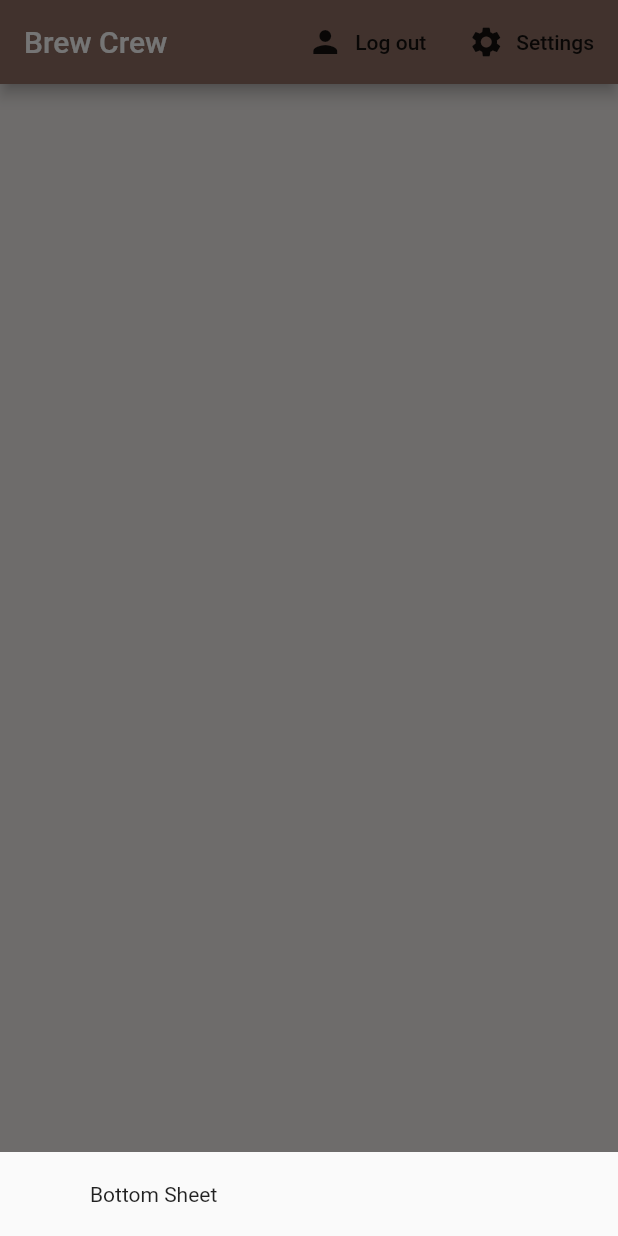
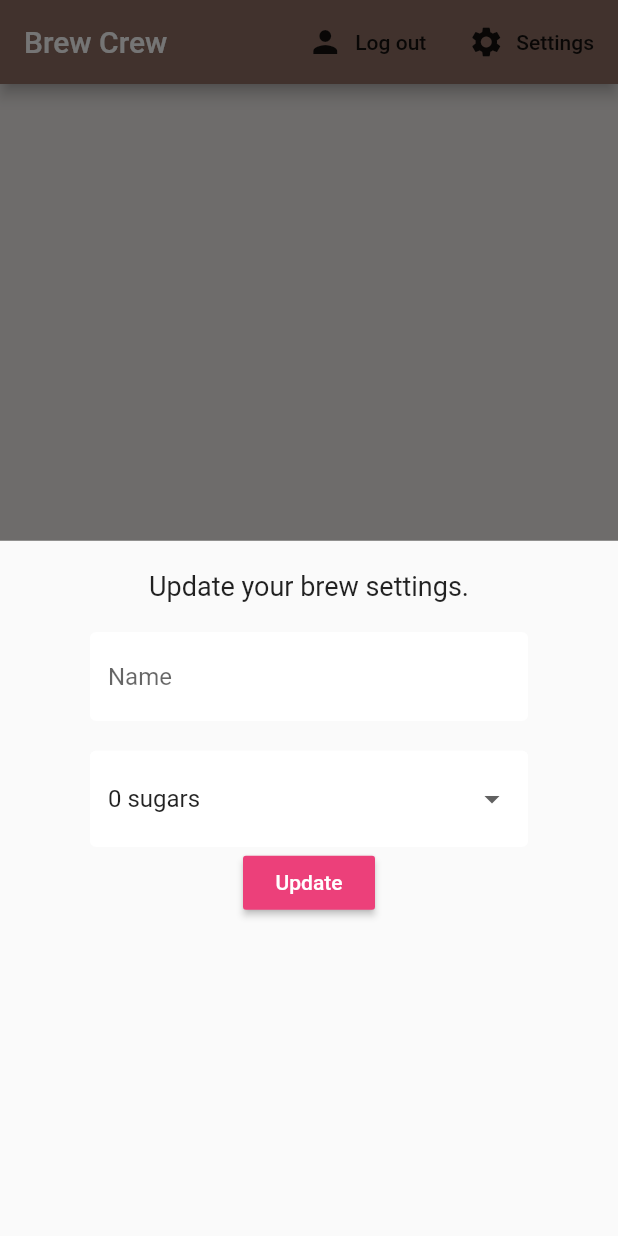
Before and after one commit to huzaifa1712/Flutter_BrewCrew, a Flutter app: the screen it shows once a user with an empty profile is signed in, after a tap on "Settings", on a phone screen of 412 x 824 dp. Run offline on Flutter 3.47's test engine with Material 2 defaults, Android fonts, the phone set to English and light mode, and no system bars; our stand-ins replace cloud_firestore, firebase_auth, firebase_core, flutter_spinkit; accounts and stored records are empty.

Commit message:
Part 22 done(Drop-downs)

```diff
--- a/lib/screens/home/home.dart
+++ b/lib/screens/home/home.dart
@@ -1,3 +1,4 @@
+import 'package:brew_crew/screens/home/settings_form.dart';
 import 'package:flutter/material.dart';
 import 'package:brew_crew/services/auth.dart';
 import 'package:brew_crew/services/database.dart';
@@ -17,7 +18,7 @@ class Home extends StatelessWidget {
           builder: (context) {
             return Container(
               padding: EdgeInsets.symmetric(vertical: 20.0, horizontal: 60.0),
-              child: Text("Bottom Sheet"),
+              child: SettingsForm(),
             );
           }
       );
--- /dev/null
+++ b/lib/screens/home/settings_form.dart
@@ -0,0 +1,76 @@
+import 'package:flutter/material.dart';
+import 'package:brew_crew/shared/constants.dart';
+
+class SettingsForm extends StatefulWidget {
+  @override
+  _SettingsFormState createState() => _SettingsFormState();
+}
+
+class _SettingsFormState extends State<SettingsForm> {
+  // form key for form submission and sugars list for dropdown
+  final _formKey = GlobalKey<FormState>();
+  final List<String> sugars = ['0','1','2','3','4'];
+
+  // form values
+  String _currentName;
+  String _currentSugars;
+  String _currentStrength;
+  @override
+  Widget build(BuildContext context) {
+    return Form(
+      key: _formKey,
+      child: Column(
+        children: <Widget>[
+          Text(
+            'Update your brew settings.',
+            style: TextStyle(fontSize: 18.0),
+          ),
+          SizedBox(height:20.0),
+          TextFormField(
+            decoration: textInputDecoration.copyWith(hintText: "Name"),
+            validator: (val) => val.isEmpty ? 'Please enter a name.' : null,
+            onChanged: (val) => setState( () => _currentName = val),
+          ),
+
+          SizedBox(height:20.0),
+          // Dropdown (Sugars)
+          DropdownButtonFormField(
+              decoration: textInputDecoration,
+              // set the value shown in the dropdown to current sugars or if null set to 0
+              value: _currentSugars ?? '0',
+              items: sugars.map((sugar){
+                String _text = sugar + (int.parse(sugar) == 1 ? ' sugar' : ' sugars');
+                return DropdownMenuItem(
+                    // value is set to the value that should return in onChanged when
+                    // the respective item is selected (0,1,2,3,4). child is the actual widget
+                    // shown in the item
+                    value: sugar,
+                    child: Text(_text),
+                );
+              }).toList(),
+
+              onChanged: (val){
+                setState(() {
+                    // set currentSugars to the value selected once a selection has happen(on change)
+                  _currentSugars = val;
+                });
+              },
+          ),
+          // Slider (Strength)
+          RaisedButton(
+            color: Colors.pink[400],
+            child: Text(
+              'Update',
+              style: TextStyle(color: Colors.white),
+            ),
+            onPressed: () async{
+              print(_currentName);
+              print(_currentSugars);
+              print(_currentStrength);
+            },
+          )
+        ],
+      ),
+    );
+  }
+}
```
